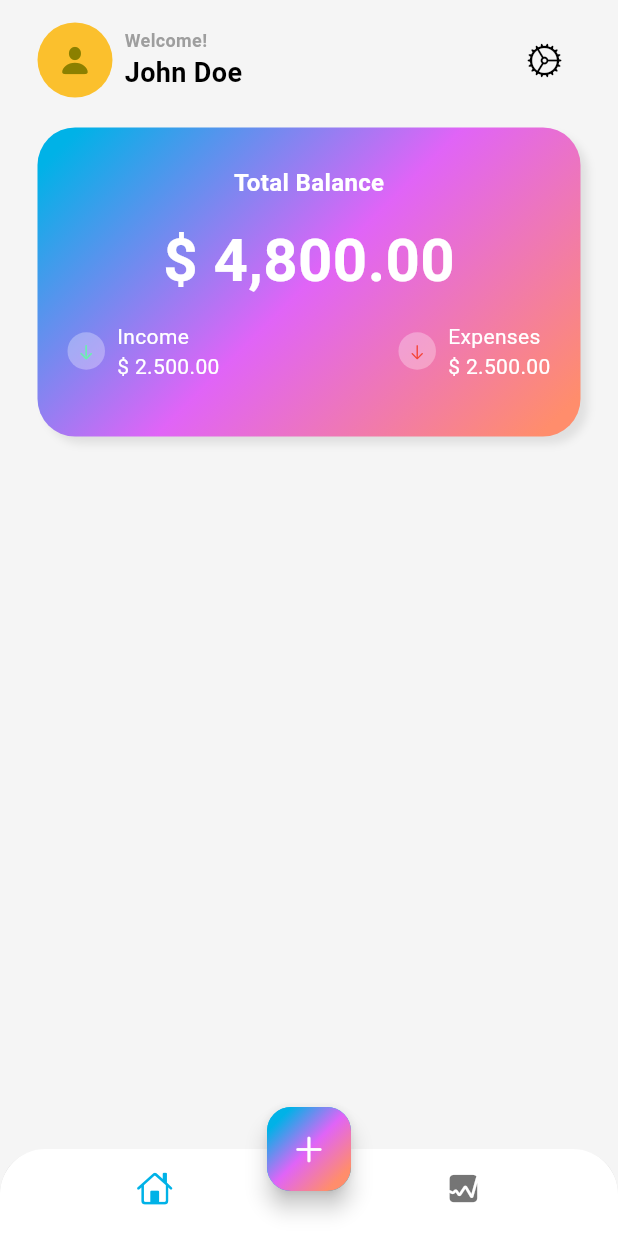
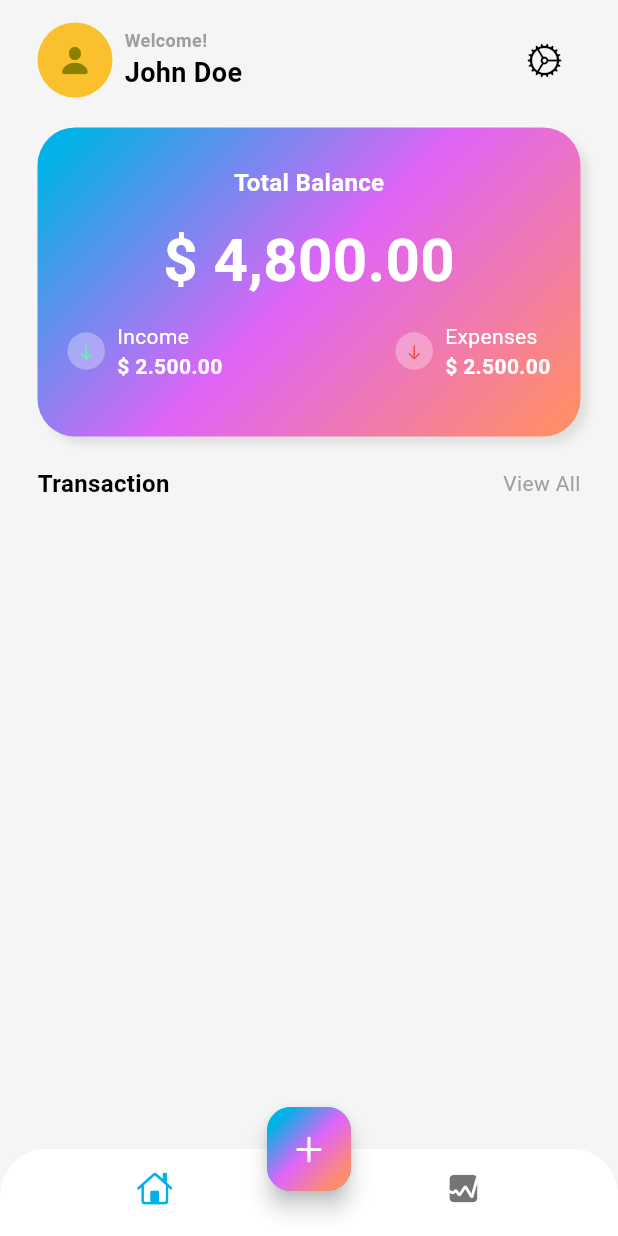
Before and after one commit to Fatma-kabil/MoneyNest, a Flutter app: the screen it shows after launch, on a phone screen of 412 x 824 dp. Run offline on Flutter 3.47's test engine with Material 3 defaults, Android fonts, the phone set to English and light mode, and no system bars.

Commit message:
create transaction header

```diff
--- a/lib/app_style.dart
+++ b/lib/app_style.dart
@@ -30,5 +30,10 @@ class AppStyles {
     color: Colors.white,
     fontWeight: FontWeight.w400,
   );
+   static const TextStyle incomeExpenseValue = TextStyle(
+    fontSize: 14,
+    color: Colors.white,
+    fontWeight: FontWeight.w600,
+  );
   // زودي أي استايلات تانية تحتاجيها هنا
 }
--- a/lib/constants.dart
+++ b/lib/constants.dart
@@ -1,4 +1,3 @@
-import 'dart:ui';
 
 import 'package:flutter/material.dart';
 
--- a/lib/features/home/views/widgets/home_view_body.dart
+++ b/lib/features/home/views/widgets/home_view_body.dart
@@ -1,6 +1,7 @@
 import 'package:flutter/material.dart';
 import 'package:money_nest/features/home/views/widgets/total_balance_card.dart';
 import 'package:money_nest/features/home/views/widgets/usr_info_header.dart';
+import 'package:money_nest/features/home/views/widgets/transaction_header.dart';
 
 class HomeViewBody extends StatelessWidget {
   const HomeViewBody({super.key});
@@ -12,9 +13,16 @@ class HomeViewBody extends StatelessWidget {
         padding: const EdgeInsets.symmetric(horizontal: 25.0, vertical: 15),
         child: Column(
           children: [
-            UserInfoHeader(),
-            SizedBox(height: 20),
-             TotalBalanceCard(),
+            const UserInfoHeader(),
+            const SizedBox(height: 20),
+            const TotalBalanceCard(),
+            const SizedBox(height: 20),
+            TransactionHeader(
+              onViewAllTap: () {
+                // Handle view all action
+              },
+            ),
+            const SizedBox(height: 20),
             // Add more widgets here...
           ],
         ),
--- a/lib/features/home/views/widgets/income_expenses_colum.dart
+++ b/lib/features/home/views/widgets/income_expenses_colum.dart
@@ -38,7 +38,7 @@ class IncomeExpenseColumn extends StatelessWidget {
           crossAxisAlignment: CrossAxisAlignment.start,
           children: [
             Text(title, style: AppStyles.incomeExpense),
-            Text(amount, style: AppStyles.incomeExpense),
+            Text(amount, style: AppStyles.incomeExpenseValue),
           ],
         ),
       ],
--- /dev/null
+++ b/lib/features/home/views/widgets/transaction_header.dart
@@ -0,0 +1,35 @@
+// lib/features/home/views/widgets/transaction_header.dart
+import 'package:flutter/material.dart';
+import 'package:money_nest/app_style.dart';
+
+class TransactionHeader extends StatelessWidget {
+  const TransactionHeader({super.key, required this.onViewAllTap});
+
+  final VoidCallback onViewAllTap;
+
+  @override
+  Widget build(BuildContext context) {
+    return Row(
+      mainAxisAlignment: MainAxisAlignment.spaceBetween,
+      children: [
+        Text(
+          'Transaction',
+          style: AppStyles.totalBalanceTitle.copyWith(
+            color: Theme.of(context).colorScheme.onSurface,
+            fontWeight: FontWeight.bold,
+          ),
+        ),
+        GestureDetector(
+          onTap: onViewAllTap,
+          child: Text(
+            'View All',
+            style: AppStyles.incomeExpenseValue.copyWith(
+              color: Theme.of(context).colorScheme.outline,
+              fontWeight: FontWeight.w400,
+            ),
+          ),
+        ),
+      ],
+    );
+  }
+}
```
